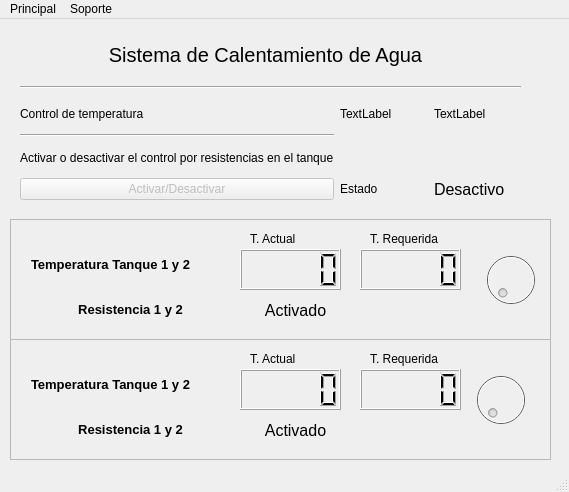
Above: interface.ui from FreakJazz/Raspberry-interface-temperature-control before the change. Below: the same form after it.
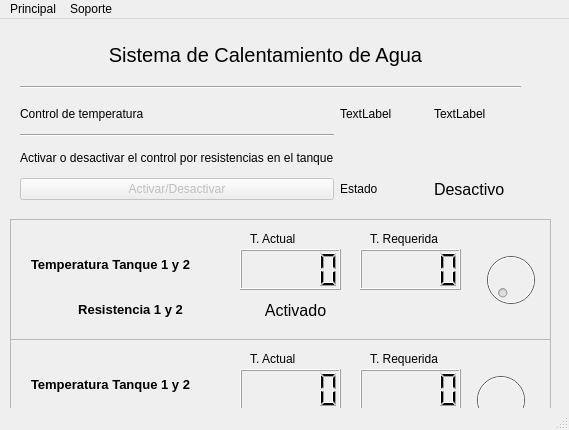
That is the form after the change.

Patch:
```diff
--- a/interface.ui
+++ b/interface.ui
@@ -7,7 +7,7 @@
     <x>0</x>
     <y>0</y>
     <width>569</width>
-    <height>492</height>
+    <height>430</height>
    </rect>
   </property>
   <property name="windowTitle">
```
